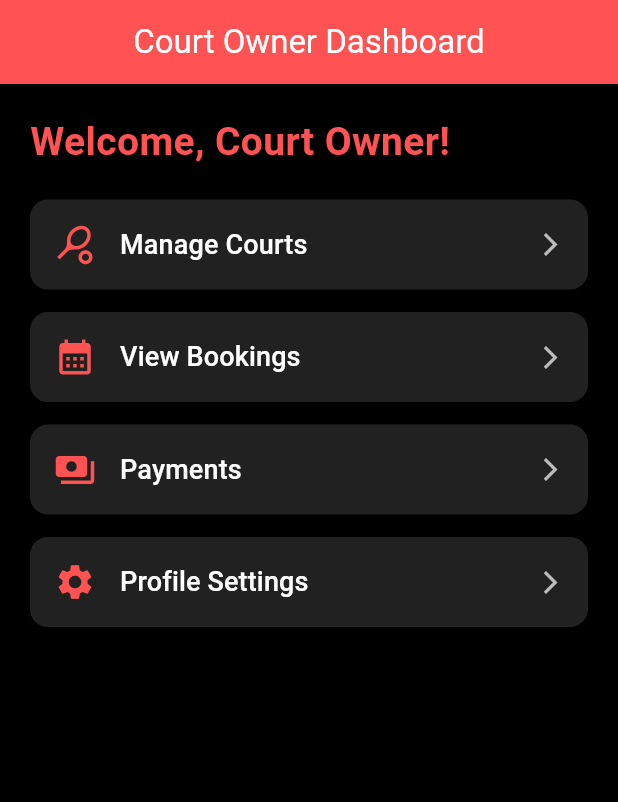
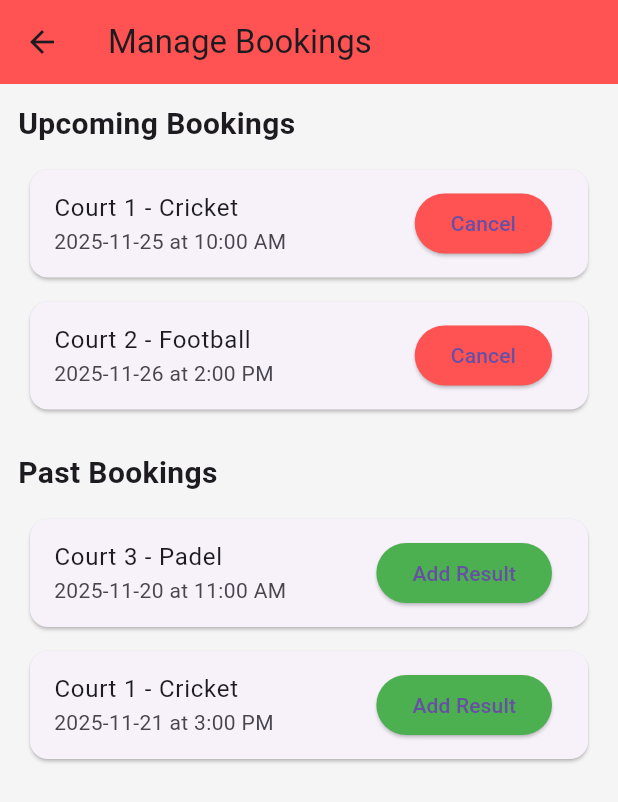
Before and after one commit to saadbinather/KhelKood, a Flutter app: the CourtOwnerDashboard screen opened directly, after a tap on "View Bookings", on a phone screen of 412 x 824 dp. Shown: the top 802 px of the screen. Run offline on Flutter 3.47's test engine with Material 3 defaults, Android fonts, the phone set to English and light mode, and no system bars.

Commit message:
made booking management and court management

```diff
--- /dev/null
+++ b/frontend/lib/CourtOwner/booking_management_page.dart
@@ -0,0 +1,147 @@
+import 'package:flutter/material.dart';
+
+class BookingManagementPage extends StatefulWidget {
+  const BookingManagementPage({Key? key}) : super(key: key);
+
+  @override
+  State<BookingManagementPage> createState() => _BookingManagementPageState();
+}
+
+class _BookingManagementPageState extends State<BookingManagementPage> {
+  // Dummy data
+  List<Map<String, dynamic>> upcomingBookings = [
+    {
+      "id": 1,
+      "court": "Court 1",
+      "sport": "Cricket",
+      "date": "2025-11-25",
+      "time": "10:00 AM"
+    },
+    {
+      "id": 2,
+      "court": "Court 2",
+      "sport": "Football",
+      "date": "2025-11-26",
+      "time": "2:00 PM"
+    },
+  ];
+
+  List<Map<String, dynamic>> pastBookings = [
+    {
+      "id": 3,
+      "court": "Court 3",
+      "sport": "Padel",
+      "date": "2025-11-20",
+      "time": "11:00 AM"
+    },
+    {
+      "id": 4,
+      "court": "Court 1",
+      "sport": "Cricket",
+      "date": "2025-11-21",
+      "time": "3:00 PM"
+    },
+  ];
+
+  void cancelBooking(int id) {
+    setState(() {
+      upcomingBookings.removeWhere((booking) => booking['id'] == id);
+    });
+  }
+
+  void addResult(Map<String, dynamic> booking) {
+    final TextEditingController resultController = TextEditingController();
+
+    showDialog(
+      context: context,
+      builder: (_) => AlertDialog(
+        title: Text("Add Result for ${booking['sport']}"),
+        content: TextField(
+          controller: resultController,
+          decoration: InputDecoration(
+            labelText: booking['sport'] == "Cricket"
+                ? "Runs scored / Winner"
+                : booking['sport'] == "Football"
+                    ? "Score (Team A - Team B)"
+                    : "Padel Result",
+          ),
+        ),
+        actions: [
+          TextButton(
+            onPressed: () => Navigator.pop(context),
+            child: const Text("Cancel"),
+          ),
+          ElevatedButton(
+            onPressed: () {
+              // Here you can send the result to your backend API later
+              print(
+                  "Result for booking ${booking['id']}: ${resultController.text}");
+              Navigator.pop(context);
+            },
+            child: const Text("Submit"),
+          ),
+        ],
+      ),
+    );
+  }
+
+  Widget buildBookingCard(Map<String, dynamic> booking, {bool isUpcoming = true}) {
+    return Card(
+      margin: const EdgeInsets.all(8),
+      child: ListTile(
+        title: Text("${booking['court']} - ${booking['sport']}"),
+        subtitle: Text("${booking['date']} at ${booking['time']}"),
+        trailing: ElevatedButton(
+          onPressed: () {
+            if (isUpcoming) {
+              cancelBooking(booking['id']);
+            } else {
+              addResult(booking);
+            }
+          },
+          style: ElevatedButton.styleFrom(
+            backgroundColor: isUpcoming ? Colors.redAccent : Colors.green,
+          ),
+          child: Text(isUpcoming ? "Cancel" : "Add Result"),
+        ),
+      ),
+    );
+  }
+
+  @override
+  Widget build(BuildContext context) {
+    return Scaffold(
+      appBar: AppBar(
+        title: const Text("Manage Bookings"),
+        backgroundColor: Colors.redAccent,
+      ),
+      body: SingleChildScrollView(
+        child: Padding(
+          padding: const EdgeInsets.all(12),
+          child: Column(
+            crossAxisAlignment: CrossAxisAlignment.start,
+            children: [
+              const Text(
+                "Upcoming Bookings",
+                style: TextStyle(fontSize: 20, fontWeight: FontWeight.bold),
+              ),
+              const SizedBox(height: 8),
+              ...upcomingBookings
+                  .map((booking) => buildBookingCard(booking, isUpcoming: true))
+                  .toList(),
+              const SizedBox(height: 20),
+              const Text(
+                "Past Bookings",
+                style: TextStyle(fontSize: 20, fontWeight: FontWeight.bold),
+              ),
+              const SizedBox(height: 8),
+              ...pastBookings
+                  .map((booking) => buildBookingCard(booking, isUpcoming: false))
+                  .toList(),
+            ],
+          ),
+        ),
+      ),
+    );
+  }
+}
--- a/frontend/lib/CourtOwner/Dashboard.dart
+++ b/frontend/lib/CourtOwner/dash_board.dart
@@ -1,5 +1,6 @@
 import 'package:flutter/material.dart';
-import 'court_management_page.dart'; // Import the Court Management Page
+import 'court_management_page.dart';
+import 'booking_management_page.dart'; // Import the Booking Management Page
 
 class CourtOwnerDashboard extends StatelessWidget {
   const CourtOwnerDashboard({super.key});
@@ -42,7 +43,6 @@ class CourtOwnerDashboard extends StatelessWidget {
               title: "Manage Courts",
               icon: Icons.sports_tennis,
               onTap: () {
-                // Navigate to Court Management Page
                 Navigator.push(
                   context,
                   MaterialPageRoute(
@@ -55,7 +55,14 @@ class CourtOwnerDashboard extends StatelessWidget {
             dashboardButton(
               title: "View Bookings",
               icon: Icons.calendar_month,
-              onTap: () {},
+              onTap: () {
+                Navigator.push(
+                  context,
+                  MaterialPageRoute(
+                    builder: (context) => const BookingManagementPage(),
+                  ),
+                );
+              },
             ),
 
             dashboardButton(
```
Also changed, not shown: frontend/lib/CourtOwner/court_management_page.dart (+7 -7 lines).
